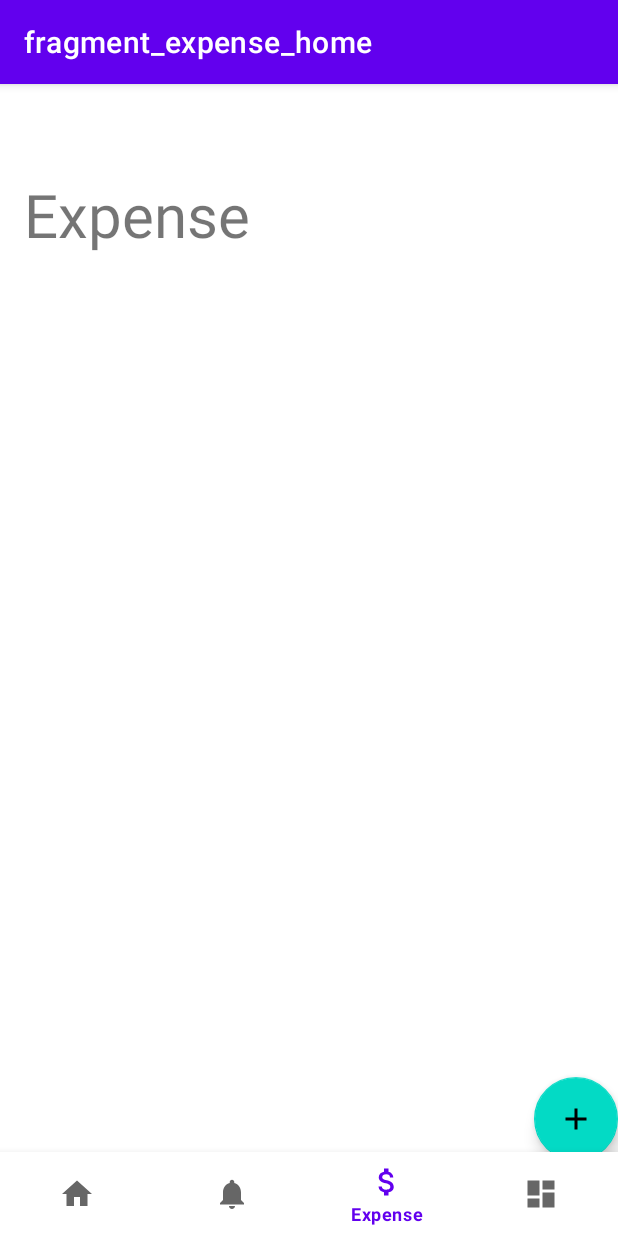
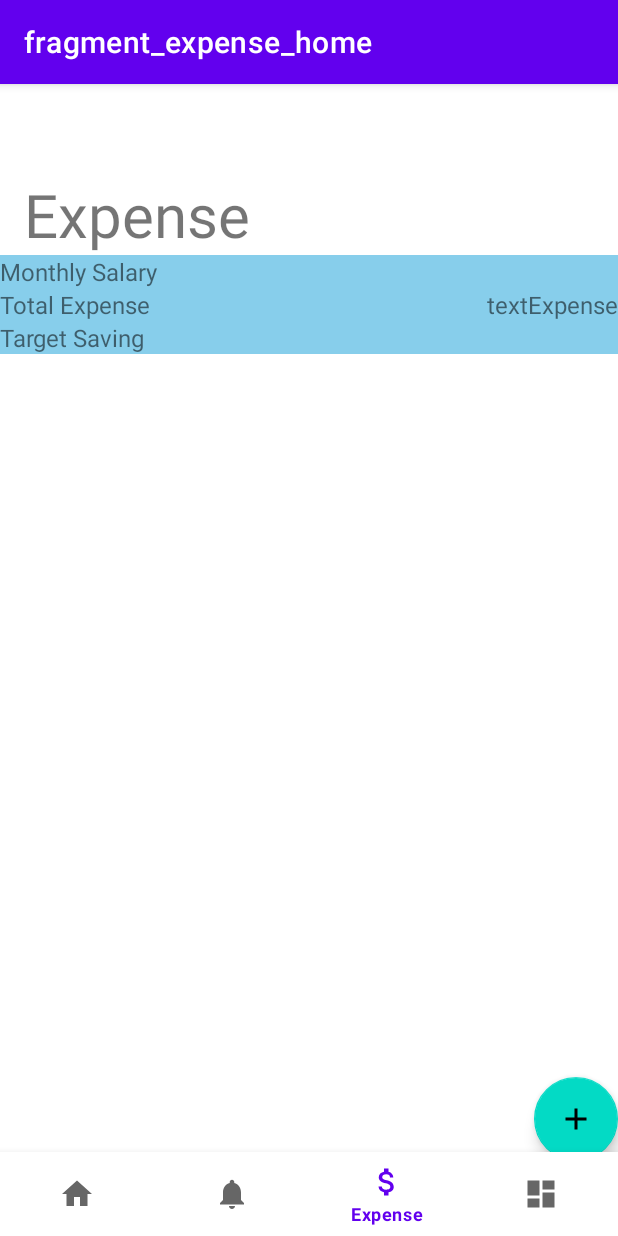
Before and after one commit to LauHongSoon/Assignment, an Android app: the ExpenseHomeFragment screen opened through its navigation route, on a phone screen of 412 x 824 dp. Run offline under Robolectric (Android 15) with nearby library versions, the phone set to English and light mode, and no system bars; our stand-ins replace Firebase (no records; nobody signed in at launch, a user with empty details on screens opened directly), navigation-ui.

```diff
--- a/app/src/main/java/my/edu/tarc/mobileass/ui/expense/ExpenseHomeFragment.kt
+++ b/app/src/main/java/my/edu/tarc/mobileass/ui/expense/ExpenseHomeFragment.kt
@@ -7,10 +7,12 @@ import android.util.Log
 import android.view.LayoutInflater
 import android.view.View
 import android.view.ViewGroup
+import android.widget.Toast
 import androidx.appcompat.widget.PopupMenu
 import androidx.fragment.app.Fragment
 import androidx.navigation.fragment.findNavController
 import com.google.android.material.floatingactionbutton.FloatingActionButton
+import com.google.firebase.auth.FirebaseAuth
 import com.google.firebase.firestore.Query
 import com.google.firebase.firestore.ktx.firestore
 import com.google.firebase.ktx.Firebase
@@ -32,6 +34,7 @@ class ExpenseHomeFragment : Fragment() {
     ): View? {
         binding = FragmentExpenseHomeBinding.inflate(layoutInflater)
         getExpense()
+        loadUser()
         return binding.root
     }
 
@@ -68,6 +71,22 @@ class ExpenseHomeFragment : Fragment() {
             showPopupMenu(it)
         }
     }
+    private fun loadUser(){
+        val email:String
+        val user = FirebaseAuth.getInstance().getCurrentUser()
+        user.let {
+            email = it!!.email!!
+        }
+        Firebase.firestore.collection("users")
+            .document(email)
+            .get().addOnSuccessListener {
+                binding.textSalary.setText(it.getString("salary"))
+                binding.textTarget.setText(it.getString("targetSaving"))
+            }
+            .addOnFailureListener {
+                Toast.makeText(requireContext(),"Error", Toast.LENGTH_SHORT).show()
+            }
+    }
 
 
     private fun showPopupMenu(view: View) {
--- /dev/null
+++ b/app/src/main/res/drawable/expense_container.xml
@@ -0,0 +1,5 @@
+<?xml version="1.0" encoding="utf-8"?>
+<shape xmlns:android="http://schemas.android.com/apk/res/android">
+    <solid android:color="@color/blue"></solid>
+    <stroke android:width="0dp" android:color="@color/black"></stroke>
+</shape>
--- a/app/src/main/res/layout/fragment_expense_home.xml
+++ b/app/src/main/res/layout/fragment_expense_home.xml
@@ -6,6 +6,88 @@
     android:layout_height="match_parent"
     tools:context=".ui.expense.ExpenseHomeFragment">
 
+
+    <LinearLayout
+        android:id="@+id/linearLayout3"
+        android:layout_width="match_parent"
+        android:layout_height="wrap_content"
+        android:background="@drawable/expense_container"
+        android:orientation="vertical"
+        app:layout_constraintEnd_toEndOf="parent"
+        app:layout_constraintStart_toStartOf="parent"
+        app:layout_constraintTop_toBottomOf="@+id/textView9">
+
+        <LinearLayout
+            android:layout_width="match_parent"
+            android:layout_height="wrap_content"
+            android:orientation="horizontal">
+
+            <TextView
+                android:id="@+id/textView18"
+                android:layout_width="wrap_content"
+                android:layout_height="wrap_content"
+                android:layout_weight="1"
+                android:text="@string/salary"
+                android:textSize="16sp" />
+
+            <TextView
+                android:id="@+id/textSalary"
+                android:layout_width="wrap_content"
+                android:layout_height="wrap_content"
+                android:layout_weight="1"
+                android:text="textSalary"
+                android:textAlignment="viewEnd"
+                android:textSize="16sp" />
+        </LinearLayout>
+
+        <LinearLayout
+            android:layout_width="match_parent"
+            android:layout_height="wrap_content"
+            android:orientation="horizontal">
+
+            <TextView
+                android:id="@+id/textView15"
+                android:layout_width="wrap_content"
+                android:layout_height="wrap_content"
+                android:layout_weight="1"
+                android:text="@string/totalexpense"
+                android:textSize="16sp" />
+
+            <TextView
+                android:id="@+id/textExpense"
+                android:layout_width="wrap_content"
+                android:layout_height="wrap_content"
+                android:layout_weight="1"
+                android:text="textExpense"
+                android:textAlignment="viewEnd"
+                android:textSize="16sp" />
+        </LinearLayout>
+
+        <LinearLayout
+            android:id="@+id/linearLayout"
+            android:layout_width="match_parent"
+            android:layout_height="wrap_content"
+            android:orientation="horizontal">
+
+            <TextView
+                android:id="@+id/textView13"
+                android:layout_width="wrap_content"
+                android:layout_height="wrap_content"
+                android:layout_weight="1"
+                android:text="@string/monthly_target"
+                android:textSize="16sp" />
+
+            <TextView
+                android:id="@+id/textTarget"
+                android:layout_width="wrap_content"
+                android:layout_height="wrap_content"
+                android:layout_weight="1"
+                android:text="TextView"
+                android:textAlignment="viewEnd"
+                android:textSize="16sp" />
+        </LinearLayout>
+
+    </LinearLayout>
 
     <com.google.android.material.floatingactionbutton.FloatingActionButton
         android:id="@+id/fab"
@@ -36,8 +118,8 @@
         android:layout_height="0dp"
         android:nestedScrollingEnabled="true"
         app:layoutManager="androidx.recyclerview.widget.LinearLayoutManager"
-        app:layout_constraintTop_toBottomOf="@+id/textView9"
-        tools:layout_editor_absoluteX="0dp"
+        app:layout_constraintTop_toBottomOf="@+id/linearLayout3"
+        tools:layout_editor_absoluteX="-2dp"
         tools:listitem="@layout/all_expense_layout" />
 
 </androidx.constraintlayout.widget.ConstraintLayout>
--- a/app/src/main/res/values/colors.xml
+++ b/app/src/main/res/values/colors.xml
@@ -7,4 +7,5 @@
     <color name="teal_700">#FF018786</color>
     <color name="black">#FF000000</color>
     <color name="white">#FFFFFFFF</color>
+    <color name="blue">#87CEEB</color>
 </resources>
```
